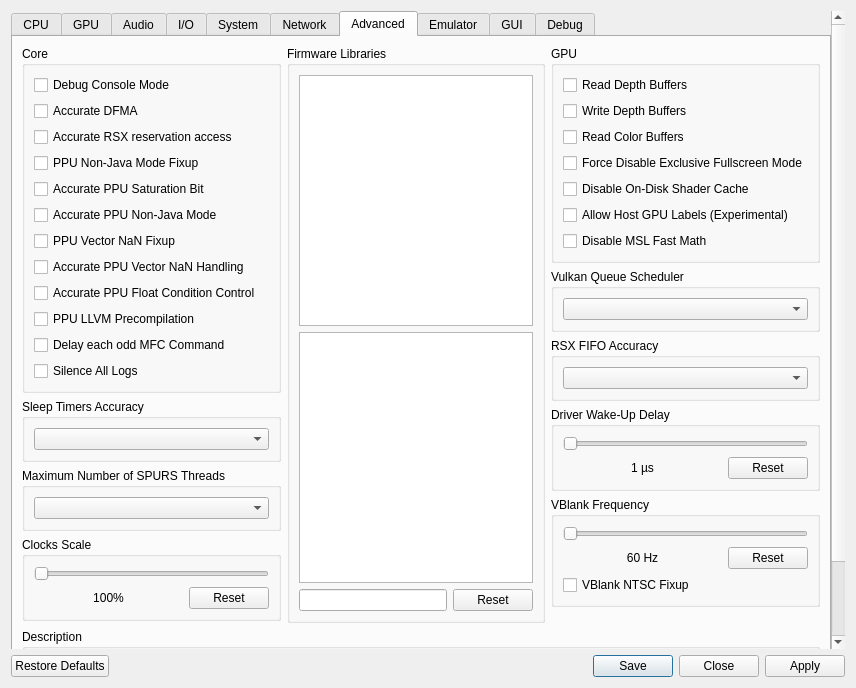
First picture: the form in rpcs3/rpcs3qt/settings_dialog.ui, repository RPCS3/rpcs3, before the edit.
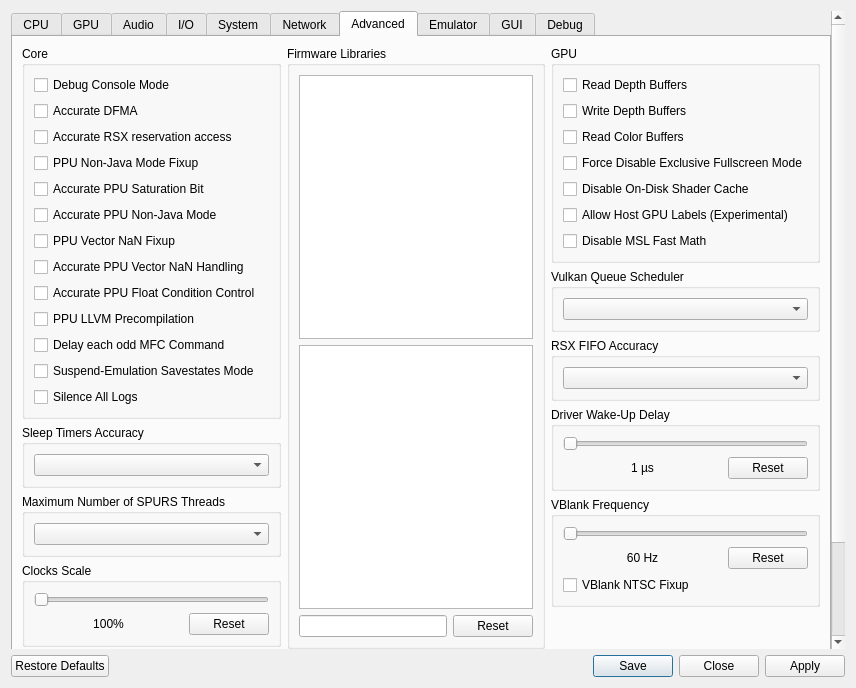
Second picture: the form after the edit. The open tabs and pages were chosen to show the change. Icons and pictures are not drawn.

Commit message: qt: Add "suspend Emulation Mode Savestates" to advanced tab

Patch:
```diff
--- a/rpcs3/rpcs3qt/settings_dialog.ui
+++ b/rpcs3/rpcs3qt/settings_dialog.ui
@@ -2334,6 +2334,13 @@
                  </property>
                 </widget>
                </item>
+               <item>
+                <widget class="QCheckBox" name="suspendSavestates">
+                 <property name="text">
+                  <string>Suspend-Emulation Savestates Mode</string>
+                 </property>
+                </widget>
+               </item>
                <item>
                 <widget class="QCheckBox" name="silenceAllLogs">
                  <property name="text">
```
The commit also changes 3 other files.
